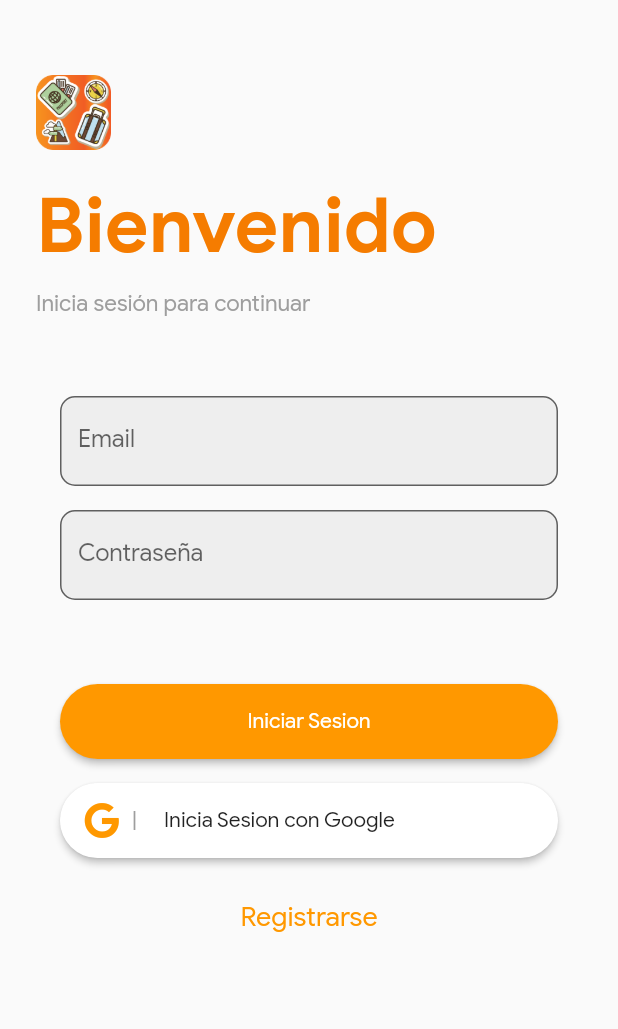
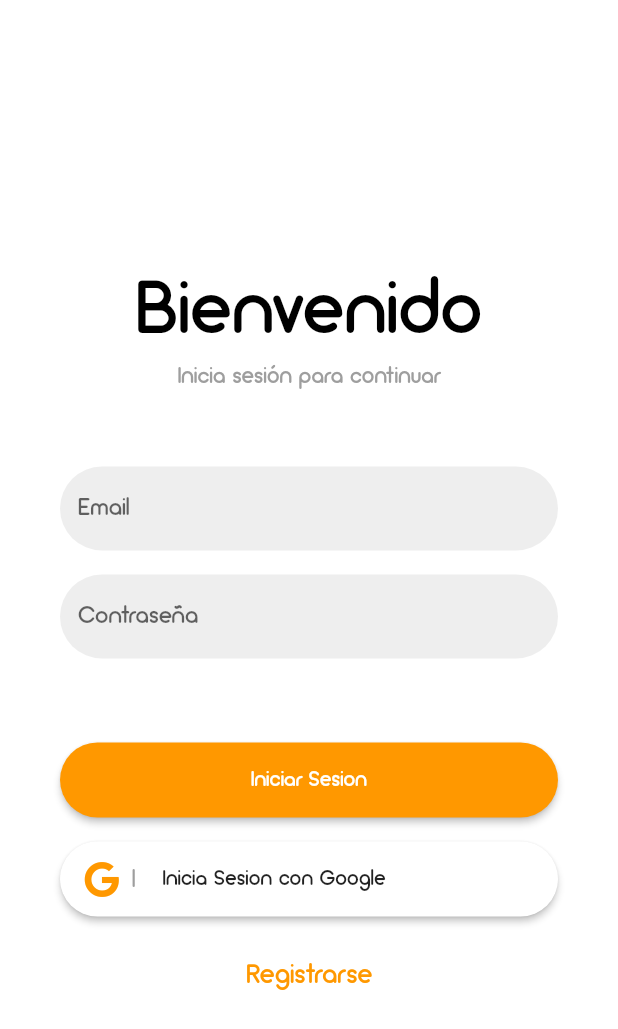
Before and after one commit to edycarreyes99/Vagos, a Flutter app: the screen it shows after launch, on a phone screen of 412 x 824 dp. Shown: the top 1029 px of the screen. Run offline on Flutter 3.47's test engine with Material 2 defaults, Android fonts, the phone set to English and light mode, and no system bars; our stand-ins replace firebase_auth, fluttertoast, font_awesome_flutter; accounts and stored records are empty.

Commit message:
se realizan retoques en el diseño del login

```diff
--- a/lib/main.dart
+++ b/lib/main.dart
@@ -23,7 +23,7 @@ class _MyAppState extends State<MyApp> {
       debugShowCheckedModeBanner: false,
       theme: ThemeData(
         primarySwatch: Colors.orange,
-        fontFamily: 'GoogleSans'
+        fontFamily: 'Arciform'
       ),
       home: new RouterPage(auth: new Servicio()),
       //RootPage(auth: new Auth()),
--- a/lib/pages/login.dart
+++ b/lib/pages/login.dart
@@ -55,9 +55,10 @@ class _LoginPageState extends State<LoginPage> {
         child: FlatButton(
           child: Text('Registrarse',
               style: TextStyle(color: Colors.orange, fontSize: 18.0)),
-          onPressed: () {},
-        )
-    );
+          onPressed: () {
+
+          },
+        ));
 
     final logo = Container(
         padding: EdgeInsets.all(0.0),
@@ -87,8 +88,9 @@ class _LoginPageState extends State<LoginPage> {
                         labelText: 'Email',
                         border: OutlineInputBorder(
                             borderRadius: const BorderRadius.all(
-                          const Radius.circular(10.0),
-                        )),
+                              const Radius.circular(30.0),
+                            ),
+                            borderSide: BorderSide.none),
                         filled: true,
                         fillColor: Colors.grey[200],
                         hasFloatingPlaceholder: true)),
@@ -106,7 +108,9 @@ class _LoginPageState extends State<LoginPage> {
                       labelText: 'Contraseña',
                       border: OutlineInputBorder(
                           borderRadius: const BorderRadius.all(
-                              const Radius.circular(10.0))),
+                              const Radius.circular(30.0)),
+                        borderSide: BorderSide.none
+                      ),
                       filled: true,
                       fillColor: Colors.grey[200]),
                 ),
@@ -128,7 +132,7 @@ class _LoginPageState extends State<LoginPage> {
               SizedBox(
                 height: 50.0,
                 child: RaisedButton(
-                    onPressed: () => {print('Registrar se ha Precionado')},
+                    onPressed: () => {print('Iniciar Sesion con Google se ha precionado')},
                     color: Colors.white,
                     child: Row(
                       children: <Widget>[
@@ -138,7 +142,10 @@ class _LoginPageState extends State<LoginPage> {
                         ),
                         Padding(
                           padding: const EdgeInsets.all(8.0),
-                          child: Text('|',style: TextStyle(color: Colors.grey),),
+                          child: Text(
+                            '|',
+                            style: TextStyle(color: Colors.grey),
+                          ),
                         ),
                         Padding(
                           padding: const EdgeInsets.fromLTRB(10, 0, 0, 0),
@@ -155,32 +162,30 @@ class _LoginPageState extends State<LoginPage> {
         ));
 
     return Scaffold(
-        body: ListView(
+      backgroundColor: Colors.white,
+        body: Center(
+          child: ListView(
       shrinkWrap: true,
       padding: EdgeInsets.only(left: 24.0, right: 24.0),
       children: <Widget>[
           Padding(
-          padding: const EdgeInsets.fromLTRB(0, 50, 0, 0),
-          child: Wrap(
-            direction: Axis.horizontal,
-            crossAxisAlignment: WrapCrossAlignment.start,
-            children: <Widget>[logo],
-          ),
-        ),
-        Padding(
-          padding: const EdgeInsets.fromLTRB(0, 20, 0, 10),
+            padding: const EdgeInsets.fromLTRB(0, 50, 0, 10),
+            child: Center(
               child: Text(
                 'Bienvenido',
                 style: TextStyle(
-                color: Colors.orange[700],
+                    //color: Colors.orange[700],
+                  color: Colors.black,
                     fontSize: 50.0,
-                fontFamily: 'GoogleSans',
-                fontWeight: FontWeight.bold),
+                    fontFamily: 'Arciform'),
               ),
             ),
-        Text(
+          ),
+          Center(
+            child: Text(
               'Inicia sesión para continuar',
-          style: TextStyle(color: Colors.grey, fontSize: 15.0),
+              style: TextStyle(color: Colors.grey, fontSize: 15.0,fontFamily: 'Arciform'),
+            ),
           ),
           Center(
             child: Column(
@@ -191,6 +196,7 @@ class _LoginPageState extends State<LoginPage> {
             ),
           )
       ],
+    ),
         ));
   }
 }
--- a/pubspec.yaml
+++ b/pubspec.yaml
@@ -53,6 +53,9 @@ flutter:
           style: italic
         - asset: 'assets/fuentes/GoogleSans/GoogleSans-Bold.ttf'
           weight: 700
+    - family: Arciform
+      fonts:
+        - asset: 'assets/fuentes/Arciform/Arciform.otf'
 
   # The following line ensures that the Material Icons font is
   # included with your application, so that you can use the icons in
```
Also changed, not shown: assets/fuentes/Arciform/Arciform.otf (added). Lines whose indentation alone changed are shown as unchanged.
